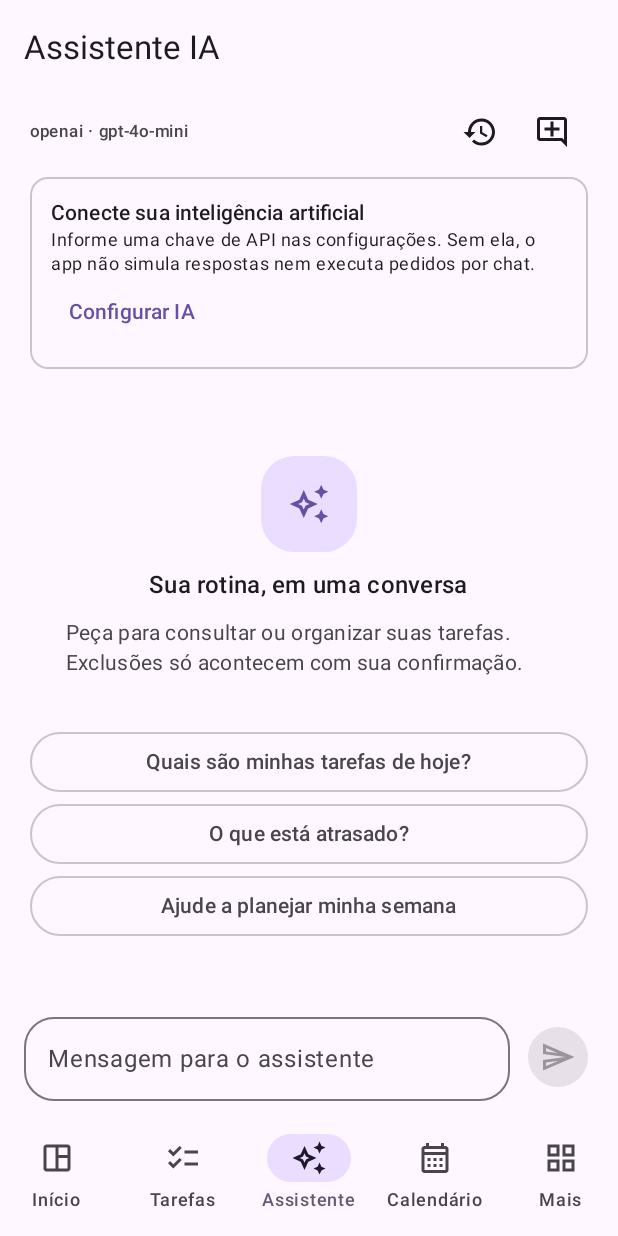
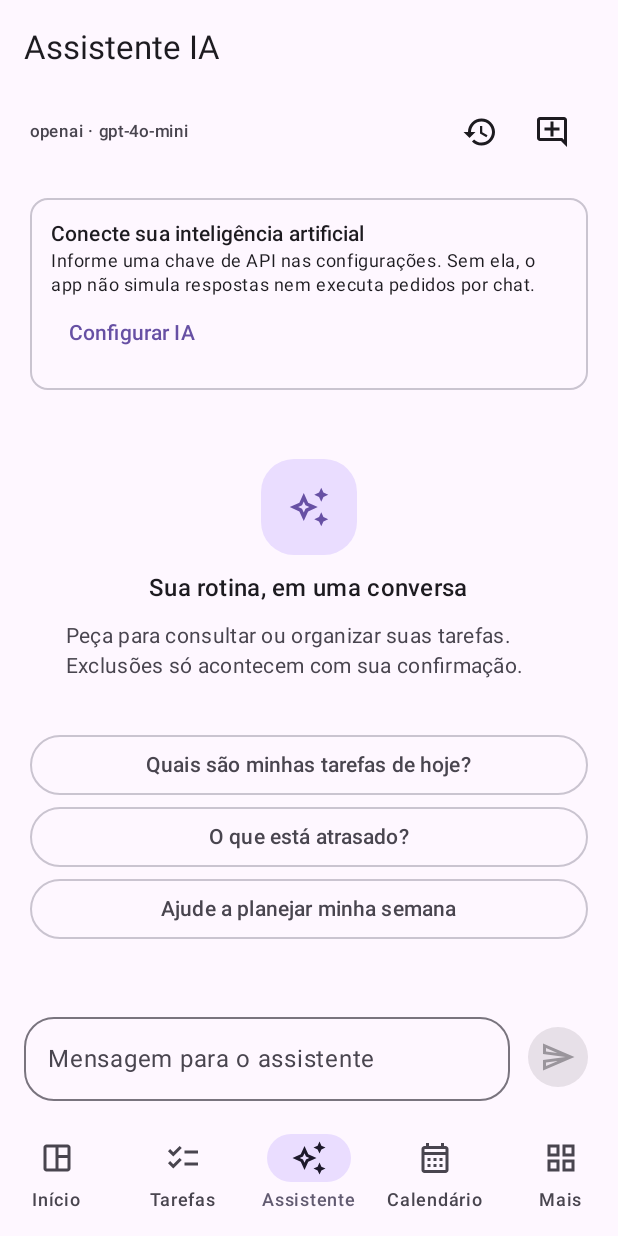
Before and after one commit to Rubens-create/apk-controle-de--tarfeas-com-ia, an Android app built with Jetpack Compose: the composable TaskAiApp shown on its own in the app's theme, item 3 of the bottom bar chosen, on a phone screen of 412 x 824 dp. Run offline under Robolectric (Android 15) with nearby library versions, the phone set to English and light mode, and no system bars; our stand-ins replace Room's generated code.

Commit message:
fix(chat): keep input and error messages visible with keyboard

```diff
--- a/app/src/main/java/com/taskai/app/ui/ChatScreen.kt
+++ b/app/src/main/java/com/taskai/app/ui/ChatScreen.kt
@@ -34,10 +34,12 @@ import androidx.lifecycle.compose.collectAsStateWithLifecycle
             IconButton(onClick = { history = true }, enabled = !chatting) { Icon(Icons.Outlined.History, "Histórico de conversas") }
             IconButton(onClick = { vm.newConversation() }, enabled = !chatting) { Icon(Icons.Outlined.AddComment, "Nova conversa") }
         }
-        if (settings.apiKey.isBlank()) OutlinedCard(Modifier.padding(horizontal = 20.dp, vertical = 6.dp)) {
-            Column(Modifier.padding(14.dp)) { Text("Conecte sua inteligência artificial", style = MaterialTheme.typography.titleSmall); Text("Informe uma chave de API nas configurações. Sem ela, o app não simula respostas nem executa pedidos por chat.", style = MaterialTheme.typography.bodySmall); TextButton(onClick = onSettings) { Text("Configurar IA") } }
-        }
         LazyColumn(Modifier.weight(1f).fillMaxWidth(), state = state, contentPadding = PaddingValues(20.dp), verticalArrangement = Arrangement.spacedBy(14.dp)) {
+            if (settings.apiKey.isBlank()) item {
+                OutlinedCard(Modifier.fillMaxWidth()) {
+                    Column(Modifier.padding(14.dp)) { Text("Conecte sua inteligência artificial", style = MaterialTheme.typography.titleSmall); Text("Informe uma chave de API nas configurações. Sem ela, o app não simula respostas nem executa pedidos por chat.", style = MaterialTheme.typography.bodySmall); TextButton(onClick = onSettings) { Text("Configurar IA") } }
+                }
+            }
             if (visible.isEmpty()) item {
                 EmptyState("Sua rotina, em uma conversa", "Peça para consultar ou organizar suas tarefas. Exclusões só acontecem com sua confirmação.", Icons.Outlined.AutoAwesome)
                 listOf("Quais são minhas tarefas de hoje?", "O que está atrasado?", "Ajude a planejar minha semana").forEach { suggestion ->
--- a/app/src/main/java/com/taskai/app/ui/TaskAiApp.kt
+++ b/app/src/main/java/com/taskai/app/ui/TaskAiApp.kt
@@ -42,7 +42,7 @@ import java.time.*
     BackHandler(route != "home") { route = if (subpage) "more" else "home" }
     Scaffold(
         containerColor = MaterialTheme.colorScheme.background,
-        snackbarHost = { SnackbarHost(snackbars) },
+        snackbarHost = { SnackbarHost(snackbars, modifier = Modifier.imePadding()) },
         topBar = {
             if (route != "home") TopAppBar(
                 title = { Text(when (route) { "tasks" -> "Suas tarefas"; "chat" -> "Assistente IA"; "calendar" -> "Calendário"; "more" -> "Seu espaço"; "settings" -> "Configurações"; "organize" -> "Categorias e projetos"; "logs" -> "Histórico de atividades"; else -> "Backup e restauração" }) },
```
